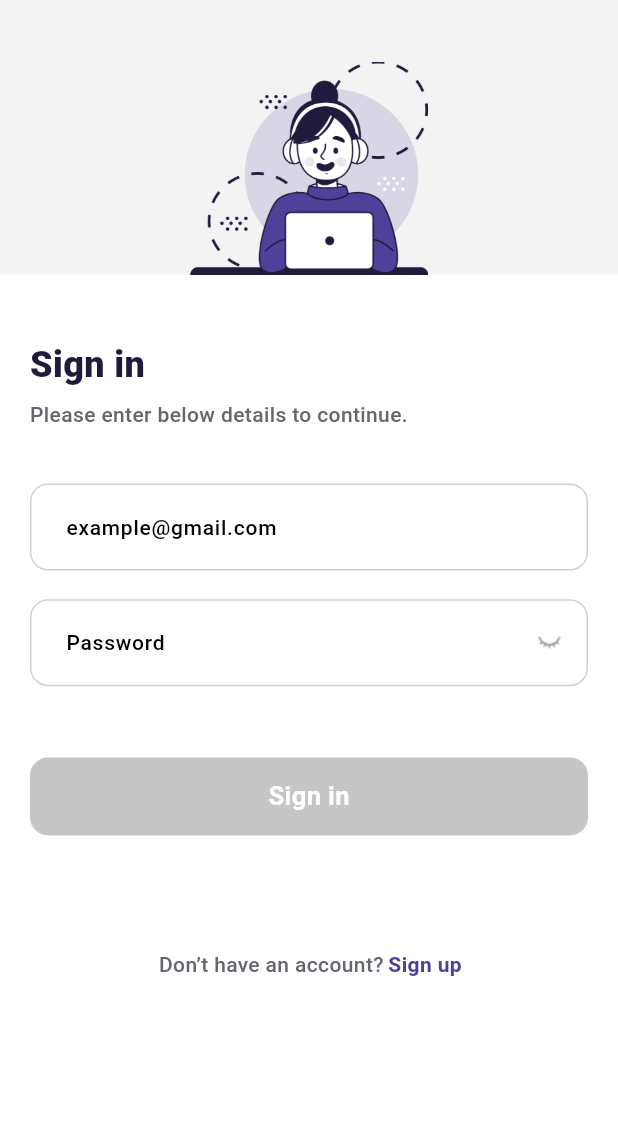
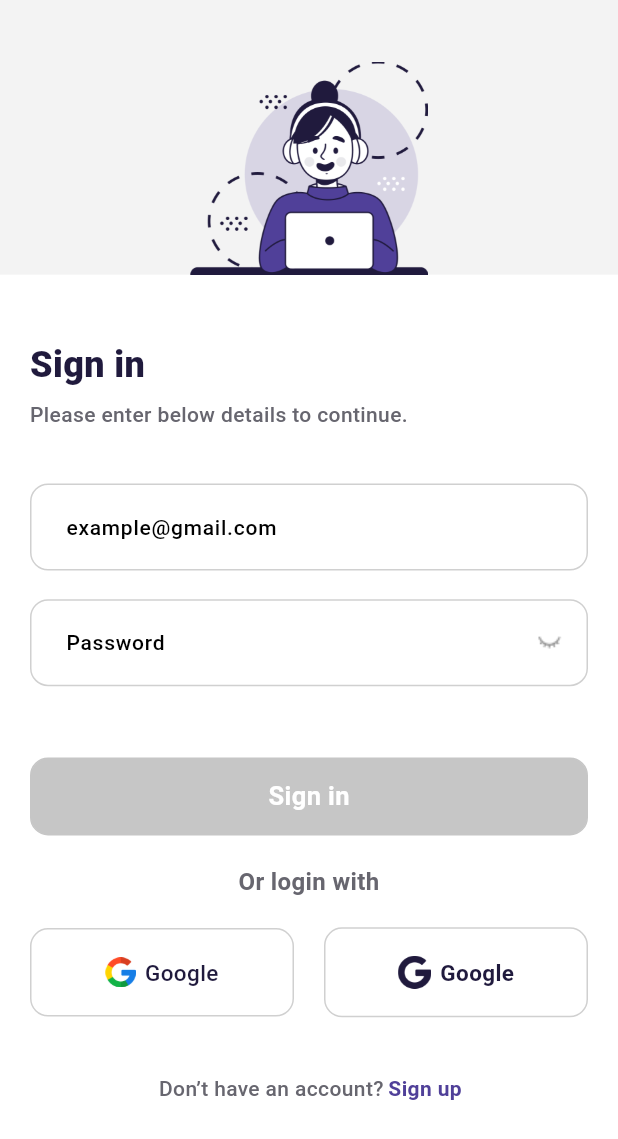
Before and after one commit to Gshot-Moses/Garage, a Flutter app: the screen it shows after launch, on a phone screen of 412 x 824 dp. Shown: the top 1139 px of the screen. Run offline on Flutter 3.47's test engine with Material 3 defaults, Android fonts, the phone set to English and light mode, and no system bars; our stand-ins replace chopper, email_validator, get; missing offline and left inert: cupertino_will_pop_scope; generated files the repository leaves out were written again.

Commit message:
Add google and facebook login buttons on sign in

```diff
--- a/lib/config/app_image.dart
+++ b/lib/config/app_image.dart
@@ -1,5 +1,6 @@
 
 class AppImage {
+  static const googleLogo = "asset/images/google.png";
   static const loginImage = "asset/images/loginImg.png";
   static const openEye = "asset/icons/open_eyes.png";
   static const passwordVisibility = "asset/icons/eye.png";
--- a/lib/config/app_size.dart
+++ b/lib/config/app_size.dart
@@ -9,8 +9,10 @@ class AppSize {
   static const double height12 = 12;
   static const double height13 = 13;
   static const double height14 = 14;
+  static const double height15 = 15;
   static const double height16 = 16;
   static const double height17 = 17;
+  static const double height18 = 18;
   static const double height20 = 20;
   static const double height22 = 22;
   static const double height24 = 24;
--- a/lib/config/app_string.dart
+++ b/lib/config/app_string.dart
@@ -1,12 +1,14 @@
 
 class AppString {
   static const String alreadyHaveAnAccount = 'Already have an account? ';
-  static const String appointments = "Appointments";
+  static const String appointments = 'Appointments';
   static const String confirmPassword = 'Confirm Password';
   static const String home = 'Home';
+  static const String google = 'Google';
   static const String profile = 'Profile';
   static const String nameHintText = 'Name';
   static const String notMatch = 'Passwords do not match';
+  static const String orLogInWith = 'Or login with';
   static const String signIn = 'Sign in';
   static const String signUp = 'Sign up';
   static const String pleaseEnterConfirmPassword = 'Please confirm your password';
--- a/lib/features/home/bottom_navigation_controller.dart
+++ b/lib/features/home/bottom_navigation_controller.dart
@@ -1,5 +1,5 @@
 import 'package:flutter/material.dart';
-import 'package:garage/features/home/company_listing/company_listing_screen.dart';
+import 'package:garage/features/home/company_listing/appointments_screen.dart';
 import 'package:garage/features/home/landing/home_screen.dart';
 import 'package:garage/features/home/user_profile/profile_screen.dart';
 import 'package:get/get.dart';
@@ -7,8 +7,8 @@ import 'package:get/get.dart';
 class BottomNavigationController extends GetxController {
 
   RxList<Widget> pageList = [
-    const HomeScreen(),
-    const CompanyListingScreen(),
+    HomeScreen(),
+    const AppointmentsScreen(),
     const ProfileScreen()
   ].obs;
 }
--- a/lib/features/home/bottom_navigation_screen.dart
+++ b/lib/features/home/bottom_navigation_screen.dart
@@ -8,7 +8,6 @@ import 'package:garage/config/app_string.dart';
 import 'bottom_navigation_controller.dart';
 
 class BottomNavigationScreen extends StatefulWidget {
-
   const BottomNavigationScreen({super.key});
 
   @override
@@ -16,8 +15,8 @@ class BottomNavigationScreen extends StatefulWidget {
 }
 
 class _BottomNavigationScreenState extends State<BottomNavigationScreen> {
-
-  BottomNavigationController homeController = Get.put(BottomNavigationController());
+  BottomNavigationController homeController =
+      Get.put(BottomNavigationController());
   PageController pageController = PageController();
   int currentIndex = 0;
 
@@ -96,12 +95,12 @@ class _BottomNavigationScreenState extends State<BottomNavigationScreen> {
           //   },
           // ),
           buildNavItem(
-            currentIndex == 3,
+            currentIndex == 2,
             AppIcons.profileFillIcon,
             AppIcons.profileIcon,
             AppString.profile,
             onTap: () {
-              navigateToPage(3);
+              navigateToPage(2);
             },
           ),
         ],
@@ -118,15 +117,10 @@ class _BottomNavigationScreenState extends State<BottomNavigationScreen> {
   }) {
     return GestureDetector(
       onTap: onTap,
-        child: Obx(
-              () => Padding(
+      child: Padding(
         padding: EdgeInsets.only(
-                left: isSelected
-                    ? Get.width / 50
-                    : 0,
-                right: isSelected
-                    ? Get.width / 50
-                    : 0),
+            left: isSelected ? Get.width / 50 : 0,
+            right: isSelected ? Get.width / 50 : 0),
         child: Container(
           height: isSelected ? Get.width / 7.7 : Get.width / 6,
           width: isSelected ? Get.width / 2.3 : Get.width / 7.3,
@@ -146,9 +140,7 @@ class _BottomNavigationScreenState extends State<BottomNavigationScreen> {
                     ? Image.asset(
                         isSelected ? selectedIcon : unselectedIcon,
                         color: isSelected
-                          ? Theme.of(context)
-                          .colorScheme
-                          .tertiaryContainer
+                            ? Theme.of(context).colorScheme.tertiaryContainer
                             : AppColor.secondaryColor,
                         height: AppSize.height22,
                         width: AppSize.width22,
@@ -156,9 +148,8 @@ class _BottomNavigationScreenState extends State<BottomNavigationScreen> {
                     : Container(
                         decoration: BoxDecoration(
                           shape: BoxShape.circle,
-                        color: Theme.of(context)
-                            .colorScheme
-                            .secondaryContainer,
+                          color:
+                              Theme.of(context).colorScheme.secondaryContainer,
                         ),
                         child: Center(
                           child: Image.asset(
@@ -189,7 +180,7 @@ class _BottomNavigationScreenState extends State<BottomNavigationScreen> {
           ),
         ),
       ),
-        ));
+    );
   }
 
   void navigateToPage(int pageIndex) {
--- /dev/null
+++ b/lib/features/home/company_listing/appointments_screen.dart
@@ -0,0 +1,10 @@
+import 'package:flutter/material.dart';
+
+class AppointmentsScreen extends StatelessWidget {
+  const AppointmentsScreen({super.key});
+
+  @override
+  Widget build(BuildContext context) {
+    return const Center(child: Text("Appointments"));
+  }
+}
--- a/lib/features/home/company_listing/company_listing_screen.dart
+++ /dev/null
@@ -1,10 +0,0 @@
-import 'package:flutter/material.dart';
-
-class CompanyListingScreen extends StatelessWidget {
-  const CompanyListingScreen({super.key});
-
-  @override
-  Widget build(BuildContext context) {
-    return const Center(child: Text("Company listing"));
-  }
-}
--- a/lib/features/signin/ui/sign_in_controller.dart
+++ b/lib/features/signin/ui/sign_in_controller.dart
@@ -9,6 +9,20 @@ class SignInController extends GetxController {
   TextEditingController emailController = TextEditingController();
   TextEditingController passwordController = TextEditingController();
 
+  @override
+  void onInit() {
+    super.onInit();
+    emailController.addListener(() {
+      isValid.value =
+          emailController.text.isNotEmpty && passwordController.text.isNotEmpty;
+    });
+
+    passwordController.addListener(() {
+      isValid.value =
+          emailController.text.isNotEmpty && passwordController.text.isNotEmpty;
+    });
+  }
+
   void togglePasswordVisibility() {
     isPasswordVisible.toggle();
   }
--- a/lib/features/signin/ui/sign_in_screen.dart
+++ b/lib/features/signin/ui/sign_in_screen.dart
@@ -47,9 +47,9 @@ class SignInScreen extends StatelessWidget {
                     SizedBox(height: Get.height / 22),
                     signInButton(context),
                     SizedBox(height: Get.height / 43),
-                    // onLoginWithText(context),
+                    onLoginWithText(context),
                     SizedBox(height: Get.height / 43),
-                    // googleFbLogin(context),
+                    googleFbLogin(context),
                     SizedBox(height: Get.height / 22),
                     notHavingAccountText(context),
                     SizedBox(height: Get.height / 30),
@@ -175,6 +175,7 @@ class SignInScreen extends StatelessWidget {
               if (value!.isEmpty) {
                 return AppString.pleaseEnterPassword;
               } else {
+                signInController.isValid.value = true;
                 return null;
               }
             },
@@ -214,6 +215,97 @@ class SignInScreen extends StatelessWidget {
     );
   }
 
+  Widget onLoginWithText(context) {
+    return Align(
+      alignment: Alignment.center,
+      child: Text(
+        AppString.orLogInWith,
+        textAlign: TextAlign.center,
+        style: TextStyle(
+            fontSize: AppSize.height16,
+            //fontFamily: FontFamily.mulishMedium,
+            fontWeight: FontWeight.w600,
+            color: Theme.of(context).textTheme.titleMedium?.color),
+      ),
+    );
+  }
+
+  Widget googleFbLogin(context) {
+    return Row(
+      mainAxisAlignment: MainAxisAlignment.start,
+      children: [
+        Expanded(
+          child: Container(
+            alignment: Alignment.center,
+            padding: const EdgeInsets.symmetric(
+              vertical: AppSize.height18,
+            ),
+            decoration: BoxDecoration(
+              borderRadius: BorderRadius.circular(AppSize.height12),
+              border: Border.all(
+                color: Theme.of(context).dividerColor,
+              ),
+            ),
+            child: Row(
+              mainAxisAlignment: MainAxisAlignment.center,
+              children: [
+                Image.asset(
+                  AppImage.googleLogo,
+                  height: AppSize.height20,
+                ),
+                const SizedBox(width: AppSize.width6),
+                Text(
+                  AppString.google,
+                  style: TextStyle(
+                    // fontFamily: FontFamily.mulishMedium,
+                    color: Theme.of(context).appBarTheme.titleTextStyle?.color,
+                    fontWeight: FontWeight.w500,
+                    fontSize: AppSize.height15,
+                  ),
+                ),
+              ],
+            ),
+          ),
+        ),
+        const SizedBox(width: AppSize.height20),
+        Expanded(
+          child: Container(
+            padding: const EdgeInsets.symmetric(
+              vertical: AppSize.height18,
+            ),
+            alignment: Alignment.center,
+            decoration: BoxDecoration(
+              borderRadius: BorderRadius.circular(AppSize.height12),
+              border: Border.all(
+                color: Theme.of(context).dividerColor,
+              ),
+            ),
+            child: Row(
+              mainAxisAlignment: MainAxisAlignment.center,
+              children: [
+                Image.asset(
+                  AppImage.googleLogo,
+                  height: AppSize.height22,
+                  color: Theme.of(context).appBarTheme.titleTextStyle?.color,
+                ),
+                const SizedBox(width: AppSize.width6),
+                Text(
+                  AppString.google,
+                  style: TextStyle(
+                    //fontFamily: FontFamily.mulishMedium,
+                    color: Theme.of(context).appBarTheme.titleTextStyle?.color,
+                    fontWeight: FontWeight.w600,
+                    fontSize: AppSize.height15,
+                  ),
+                ),
+              ],
+            ),
+          ),
+        ),
+      ],
+    );
+  }
+
   Widget signInButton(context) {
     return Obx(
       () => CustomButton(
@@ -241,97 +333,6 @@ class SignInScreen extends StatelessWidget {
           textColor: AppColor.whiteColor),
     );
   }
-
-  // Widget onLoginWithText(context) {
-  //   return Align(
-  //     alignment: Alignment.center,
-  //     child: Text(
-  //       AppString.orLogInWith,
-  //       textAlign: TextAlign.center,
-  //       style: TextStyle(
-  //           fontSize: AppSize.height16,
-  //           fontFamily: FontFamily.mulishMedium,
-  //           fontWeight: FontWeight.w600,
-  //           color: Theme.of(context).textTheme.titleMedium?.color),
-  //     ),
-  //   );
-  // }
-
-  // Widget googleFbLogin(context) {
-  //   return Row(
-  //     mainAxisAlignment: MainAxisAlignment.start,
-  //     children: [
-  //       Expanded(
-  //         child: Container(
-  //           alignment: Alignment.center,
-  //           padding: const EdgeInsets.symmetric(
-  //             vertical: AppSize.height18,
-  //           ),
-  //           decoration: BoxDecoration(
-  //             borderRadius: BorderRadius.circular(AppSize.height12),
-  //             border: Border.all(
-  //               color: Theme.of(context).dividerColor,
-  //             ),
-  //           ),
-  //           child: Row(
-  //             mainAxisAlignment: MainAxisAlignment.center,
-  //             children: [
-  //               Image.asset(
-  //                 AppImage.googleLogo,
-  //                 height: AppSize.height20,
-  //               ),
-  //               const SizedBox(width: AppSize.width6),
-  //               Text(
-  //                 AppString.google,
-  //                 style: TextStyle(
-  //                   fontFamily: FontFamily.mulishMedium,
-  //                   color: Theme.of(context).appBarTheme.titleTextStyle?.color,
-  //                   fontWeight: FontWeight.w500,
-  //                   fontSize: AppSize.height15,
-  //                 ),
-  //               ),
-  //             ],
-  //           ),
-  //         ),
-  //       ),
-  //       const SizedBox(width: AppSize.height20),
-  //       Expanded(
-  //         child: Container(
-  //           padding: const EdgeInsets.symmetric(
-  //             vertical: AppSize.height18,
-  //           ),
-  //           alignment: Alignment.center,
-  //           decoration: BoxDecoration(
-  //             borderRadius: BorderRadius.circular(AppSize.height12),
-  //             border: Border.all(
-  //               color: Theme.of(context).dividerColor,
-  //             ),
-  //           ),
-  //           child: Row(
-  //             mainAxisAlignment: MainAxisAlignment.center,
-  //             children: [
-  //               Image.asset(
-  //                 AppImage.appleLogo,
-  //                 height: AppSize.height22,
-  //                 color: Theme.of(context).appBarTheme.titleTextStyle?.color,
-  //               ),
-  //               const SizedBox(width: AppSize.width6),
-  //               Text(
-  //                 AppString.apple,
-  //                 style: TextStyle(
-  //                   fontFamily: FontFamily.mulishMedium,
-  //                   color: Theme.of(context).appBarTheme.titleTextStyle?.color,
-  //                   fontWeight: FontWeight.w600,
-  //                   fontSize: AppSize.height15,
-  //                 ),
-  //               ),
-  //             ],
-  //           ),
-  //         ),
-  //       ),
-  //     ],
-  //   );
-  // }
 
   Widget notHavingAccountText(context) {
     return Row(
```
Also changed, not shown: asset/images/google.png (added). Lines whose indentation alone changed are shown as unchanged.
